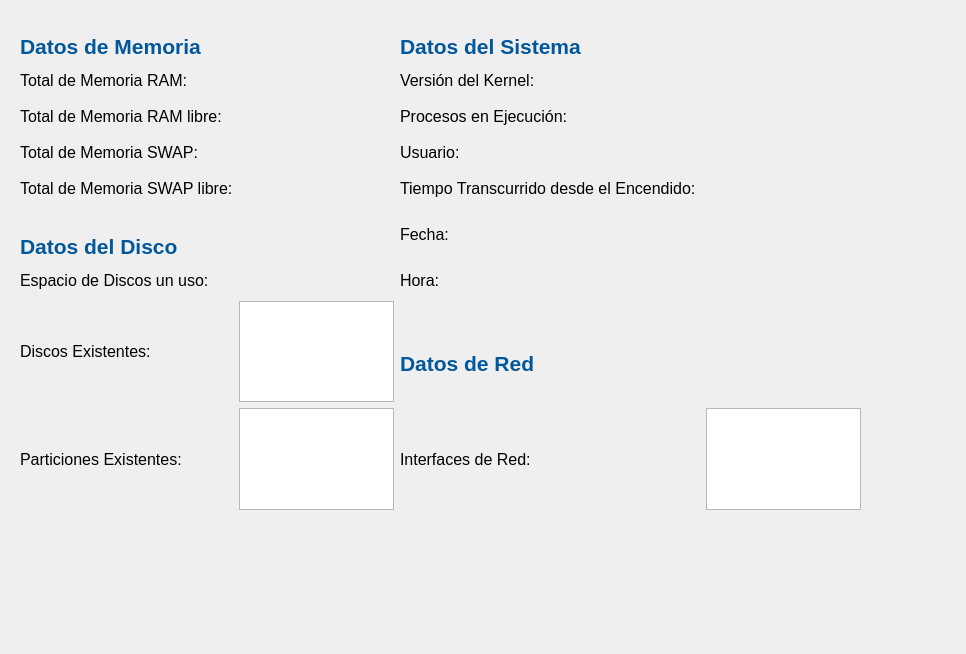
Old version of the form monitor.ui in the repository Estefanycss/MonitorDelSistema.
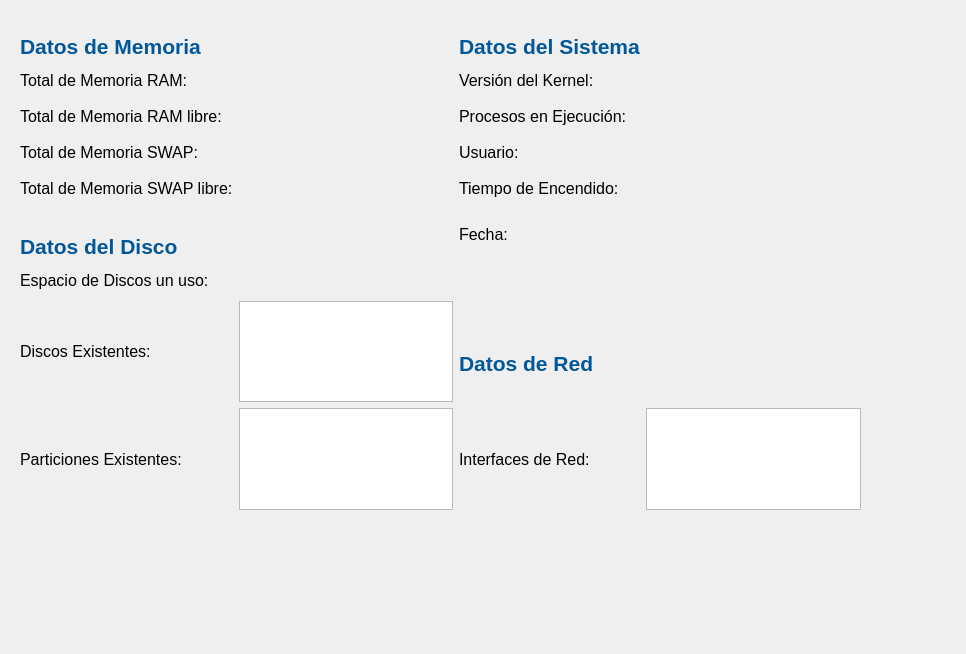
New version of the form.

```diff
--- a/monitor.ui
+++ b/monitor.ui
@@ -167,7 +167,7 @@
        </font>
       </property>
       <property name="text">
-       <string>Tiempo Transcurrido desde el Encendido: </string>
+       <string>Tiempo de Encendido: </string>
       </property>
      </widget>
     </item>
@@ -254,9 +254,6 @@
       </property>
      </widget>
     </item>
-    <item row="9" column="1">
-     <widget class="QPlainTextEdit" name="particiones"/>
-    </item>
     <item row="3" column="0">
      <widget class="QLabel" name="label_5">
       <property name="minimumSize">
@@ -395,16 +392,6 @@
       </property>
      </widget>
     </item>
-    <item row="9" column="3">
-     <widget class="QPlainTextEdit" name="interfaces">
-      <property name="maximumSize">
-       <size>
-        <width>16777215</width>
-        <height>16777215</height>
-       </size>
-      </property>
-     </widget>
-    </item>
     <item row="2" column="1">
      <widget class="QLabel" name="libre_RAM">
       <property name="text">
@@ -498,9 +485,6 @@
       </property>
      </widget>
     </item>
-    <item row="7" column="1">
-     <widget class="QPlainTextEdit" name="discos"/>
-    </item>
     <item row="6" column="0">
      <widget class="QLabel" name="label_9">
       <property name="minimumSize">
@@ -532,37 +516,6 @@
       </property>
      </widget>
     </item>
-    <item row="6" column="2">
-     <widget class="QLabel" name="label_17">
-      <property name="minimumSize">
-       <size>
-        <width>0</width>
-        <height>30</height>
-       </size>
-      </property>
-      <property name="maximumSize">
-       <size>
-        <width>16777215</width>
-        <height>30</height>
-       </size>
-      </property>
-      <property name="font">
-       <font>
-        <pointsize>12</pointsize>
-       </font>
-      </property>
-      <property name="text">
-       <string>Hora: </string>
-      </property>
-     </widget>
-    </item>
-    <item row="6" column="3">
-     <widget class="QLabel" name="hora">
-      <property name="text">
-       <string/>
-      </property>
-     </widget>
-    </item>
     <item row="7" column="2">
      <widget class="QLabel" name="h1_4">
       <property name="minimumSize">
@@ -598,6 +551,22 @@
       </property>
      </widget>
     </item>
+    <item row="7" column="1">
+     <widget class="QTextEdit" name="discos"/>
+    </item>
+    <item row="9" column="1">
+     <widget class="QTextEdit" name="particiones"/>
+    </item>
+    <item row="9" column="3">
+     <widget class="QTextEdit" name="interfaces">
+      <property name="maximumSize">
+       <size>
+        <width>16777215</width>
+        <height>16777215</height>
+       </size>
+      </property>
+     </widget>
+    </item>
    </layout>
   </widget>
  </widget>
```
